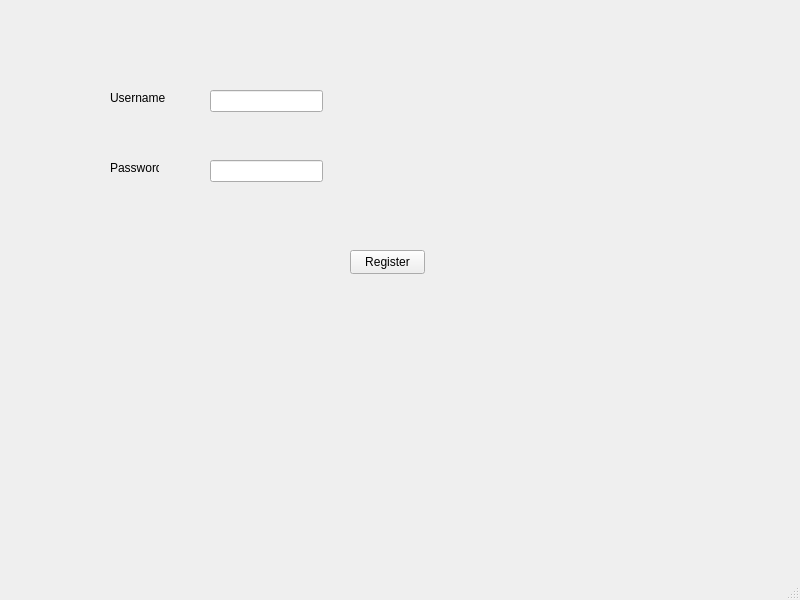
Above: mainwindow.ui from Rawan10101/Hospital-system before the change. Below: the same form after it.
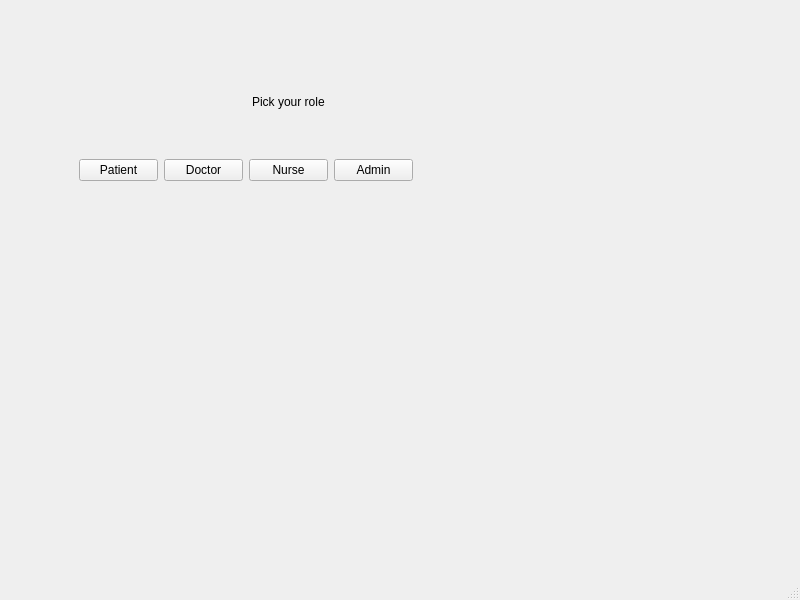
That is the form after the change.

```diff
--- a/mainwindow.ui
+++ b/mainwindow.ui
@@ -14,64 +14,52 @@
    <string>MainWindow</string>
   </property>
   <widget class="QWidget" name="centralwidget">
-   <widget class="QLabel" name="label">
+   <widget class="QWidget" name="gridLayoutWidget">
     <property name="geometry">
      <rect>
-      <x>110</x>
-      <y>90</y>
-      <width>111</width>
-      <height>16</height>
+      <x>79</x>
+      <y>50</y>
+      <width>334</width>
+      <height>131</height>
      </rect>
     </property>
-    <property name="text">
-     <string>Username</string>
-    </property>
-   </widget>
-   <widget class="QLineEdit" name="lineEdit">
-    <property name="geometry">
-     <rect>
-      <x>210</x>
-      <y>90</y>
-      <width>113</width>
-      <height>22</height>
-     </rect>
-    </property>
-   </widget>
-   <widget class="QLabel" name="label_2">
-    <property name="geometry">
-     <rect>
-      <x>110</x>
-      <y>160</y>
-      <width>49</width>
-      <height>16</height>
-     </rect>
-    </property>
-    <property name="text">
-     <string>Password</string>
-    </property>
-   </widget>
-   <widget class="QPushButton" name="pushButton">
-    <property name="geometry">
-     <rect>
-      <x>350</x>
-      <y>250</y>
-      <width>75</width>
-      <height>24</height>
-     </rect>
-    </property>
-    <property name="text">
-     <string>Register</string>
-    </property>
-   </widget>
-   <widget class="QLineEdit" name="lineEdit_2">
-    <property name="geometry">
-     <rect>
-      <x>210</x>
-      <y>160</y>
-      <width>113</width>
-      <height>22</height>
-     </rect>
-    </property>
+    <layout class="QGridLayout" name="gridLayout">
+     <item row="1" column="2">
+      <widget class="QPushButton" name="NursePB">
+       <property name="text">
+        <string>Nurse</string>
+       </property>
+      </widget>
+     </item>
+     <item row="1" column="3">
+      <widget class="QPushButton" name="pushButton">
+       <property name="text">
+        <string>Admin</string>
+       </property>
+      </widget>
+     </item>
+     <item row="1" column="1">
+      <widget class="QPushButton" name="DoctorPB">
+       <property name="text">
+        <string>Doctor</string>
+       </property>
+      </widget>
+     </item>
+     <item row="1" column="0">
+      <widget class="QPushButton" name="PatientPB">
+       <property name="text">
+        <string>Patient</string>
+       </property>
+      </widget>
+     </item>
+     <item row="0" column="0" colspan="4">
+      <widget class="QLabel" name="PickLabel">
+       <property name="text">
+        <string>                                                    Pick your role</string>
+       </property>
+      </widget>
+     </item>
+    </layout>
    </widget>
   </widget>
   <widget class="QMenuBar" name="menubar">
```
Left out of the diff: 2 changed lines with no effect on the pictures.
